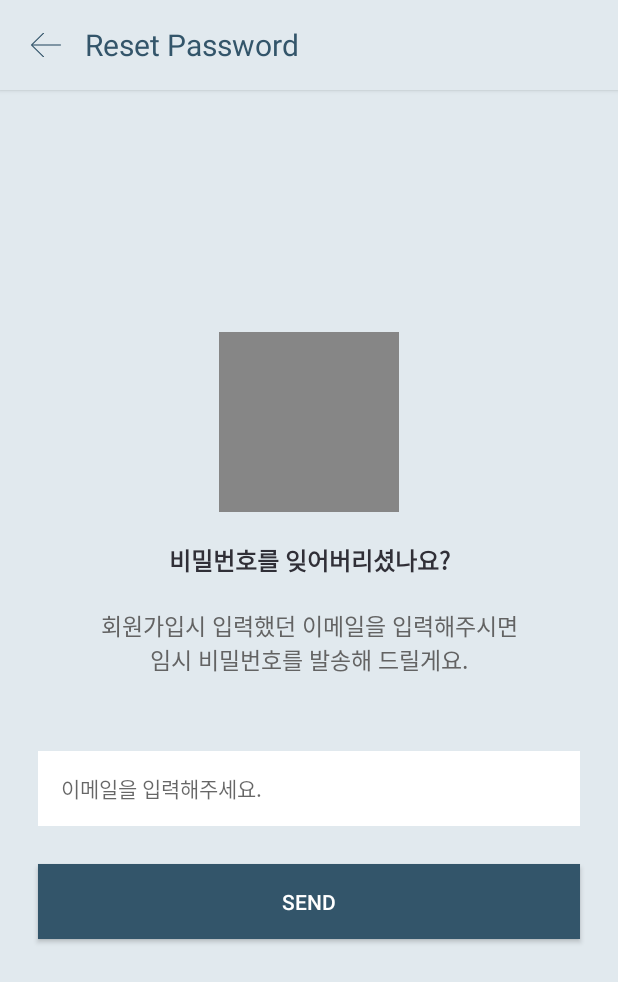
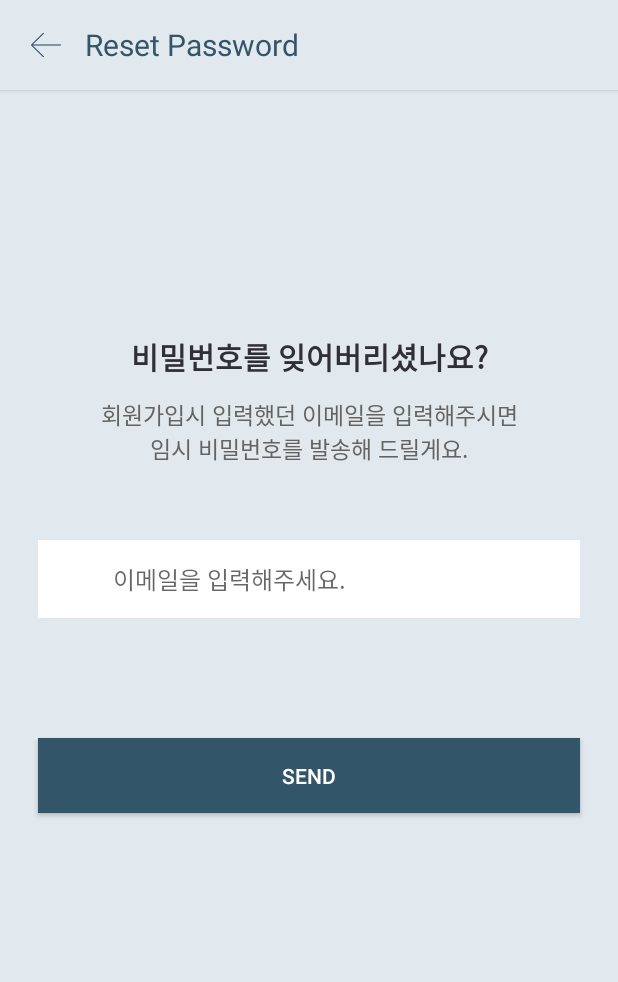
Before and after one commit to SignalHouse/Android-dear, an Android app: the LostActivity screen opened directly, with no data from a screen before it, on a phone screen of 412 x 824 dp. Shown: the top 982 px of the screen. Run offline under Robolectric (Android 15) with nearby library versions, the phone set to English and light mode, and no system bars; our stand-ins replace ButterKnife.

Commit message:
lost activity updated + pwupdate added

```diff
--- a/app/src/main/AndroidManifest.xml
+++ b/app/src/main/AndroidManifest.xml
@@ -2,7 +2,7 @@
 <manifest xmlns:android="http://schemas.android.com/apk/res/android"
     package="nexters.com.dear">
 
-    <uses-permission android:name="android.permission.INTERNET"/>
+    <uses-permission android:name="android.permission.INTERNET" />
 
     <application
         android:name=".app.DearApp"
@@ -28,7 +28,8 @@
         <activity android:name=".activity.MyPageActivity" />
         <activity android:name=".activity.MessageBoxActivity" />
         <activity android:name=".activity.WriteActivity" />
-        <activity android:name=".activity.ChatRoomActivity"></activity>
+        <activity android:name=".activity.ChatRoomActivity" />
+        <activity android:name=".activity.PWUpdateActivity"></activity>
     </application>
 
 </manifest>
--- a/app/src/main/java/nexters/com/dear/TestMainActivity.java
+++ b/app/src/main/java/nexters/com/dear/TestMainActivity.java
@@ -17,6 +17,7 @@ import nexters.com.dear.activity.LostActivity;
 import nexters.com.dear.activity.MainActivity;
 import nexters.com.dear.activity.MessageBoxActivity;
 import nexters.com.dear.activity.MyPageActivity;
+import nexters.com.dear.activity.PWUpdateActivity;
 import nexters.com.dear.activity.RegisterActivity;
 import nexters.com.dear.activity.SplashActivity;
 import nexters.com.dear.activity.WalkThroughActivity;
@@ -40,6 +41,7 @@ public class TestMainActivity extends AppCompatActivity {
         listActivities.add(MessageBoxActivity.class);
         listActivities.add(WriteActivity.class);
         listActivities.add(ChatRoomActivity.class);
+        listActivities.add(PWUpdateActivity.class);
 
         ListView lv = findViewById(R.id.test_main_listview);
         ArrayAdapter<Class> Adapter = new ArrayAdapter<>(this, android.R.layout.simple_list_item_1, listActivities);
--- a/app/src/main/res/layout/activity_lost.xml
+++ b/app/src/main/res/layout/activity_lost.xml
@@ -13,17 +13,17 @@
     <android.support.constraint.ConstraintLayout
         android:layout_width="match_parent"
         android:layout_height="match_parent">
-    <ImageView
-        android:id="@+id/lost_image"
-        android:layout_width="120dp"
-        android:layout_height="120dp"
-        android:background="#868686"
-        app:layout_constraintBottom_toBottomOf="parent"
-        app:layout_constraintEnd_toEndOf="parent"
-        app:layout_constraintStart_toStartOf="parent"
-        app:layout_constraintTop_toTopOf="parent"
-        app:layout_constraintVertical_bias=".25"
-        />
+    <!--<ImageView-->
+        <!--android:id="@+id/lost_image"-->
+        <!--android:layout_width="120dp"-->
+        <!--android:layout_height="120dp"-->
+        <!--android:background="#868686"-->
+        <!--app:layout_constraintBottom_toBottomOf="parent"-->
+        <!--app:layout_constraintEnd_toEndOf="parent"-->
+        <!--app:layout_constraintStart_toStartOf="parent"-->
+        <!--app:layout_constraintTop_toTopOf="parent"-->
+        <!--app:layout_constraintVertical_bias=".25"-->
+        <!--/>-->
 
     <TextView
         android:id="@+id/lost_txt_pw"
@@ -32,20 +32,20 @@
         android:layout_marginTop="20dp"
         android:text="비밀번호를 잊어버리셨나요?"
         android:textColor="#302f37"
-        android:textSize="16dp"
+        android:textSize="20dp"
         android:textStyle="bold"
         app:layout_constraintBottom_toBottomOf="parent"
         app:layout_constraintEnd_toEndOf="parent"
         app:layout_constraintStart_toStartOf="parent"
-        app:layout_constraintTop_toBottomOf="@+id/lost_image"
-        app:layout_constraintVertical_bias="0"
+        app:layout_constraintTop_toTopOf="parent"
+        app:layout_constraintVertical_bias=".2"
         />
 
     <TextView
         android:id="@+id/lost_txt_desrp"
         android:layout_width="wrap_content"
         android:layout_height="wrap_content"
-        android:layout_marginTop="20dp"
+        android:layout_marginTop="12dp"
         android:text="회원가입시 입력했던 이메일을 입력해주시면\n임시 비밀번호를 발송해 드릴게요."
         android:textColor="#636363"
         android:textSize="15dp"
@@ -54,20 +54,19 @@
         app:layout_constraintEnd_toEndOf="parent"
         app:layout_constraintStart_toStartOf="parent"
         app:layout_constraintTop_toBottomOf="@+id/lost_txt_pw"
-        app:layout_constraintVertical_bias="0"
-        />
+        app:layout_constraintVertical_bias="0" />
 
     <EditText
         android:id="@+id/lost_edit_email"
         android:layout_width="match_parent"
-        android:layout_height="50dp"
+        android:layout_height="52dp"
         android:layout_marginLeft="25dp"
         android:layout_marginRight="25dp"
         android:hint="이메일을 입력해주세요."
         android:background="#ffffff"
-        android:textSize="14dp"
+        android:textSize="16dp"
         android:layout_marginTop="50dp"
-        android:paddingLeft="15dp"
+        android:paddingLeft="50dp"
         app:layout_constraintBottom_toBottomOf="parent"
         app:layout_constraintEnd_toEndOf="parent"
         app:layout_constraintStart_toStartOf="parent"
@@ -82,7 +81,7 @@
         android:background="@color/buttonColor"
         android:textColor="#ffffff"
         android:text="Send"
-        android:layout_marginTop="25dp"
+        android:layout_marginTop="80dp"
         android:layout_marginLeft="25dp"
         android:layout_marginRight="25dp"
         app:layout_constraintBottom_toBottomOf="parent"
```
Also changed, not shown: app/src/main/java/nexters/com/dear/activity/PWUpdateActivity.java (added, +15 -0 lines), app/src/main/res/layout/activity_pwupdate.xml (added, +57 -0 lines).
